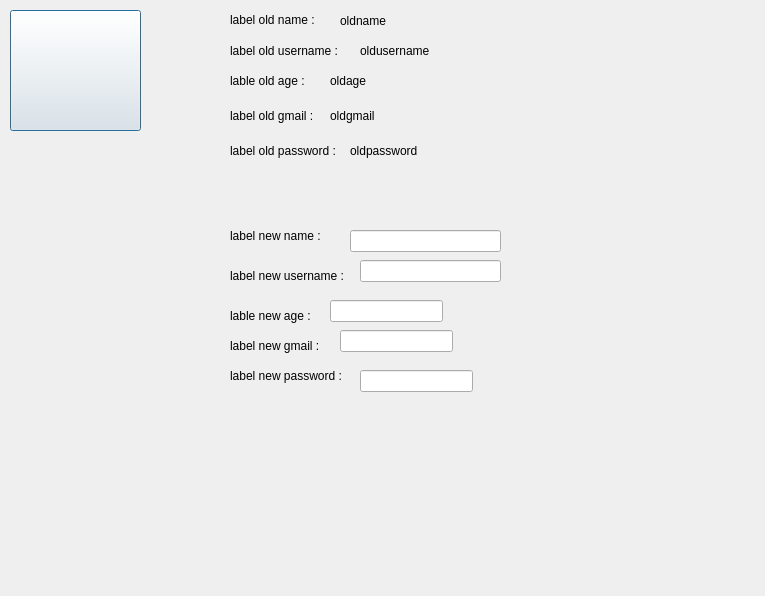
Qt form social-network/editprofile.ui (mmohammadi83/social-network) before a commit.
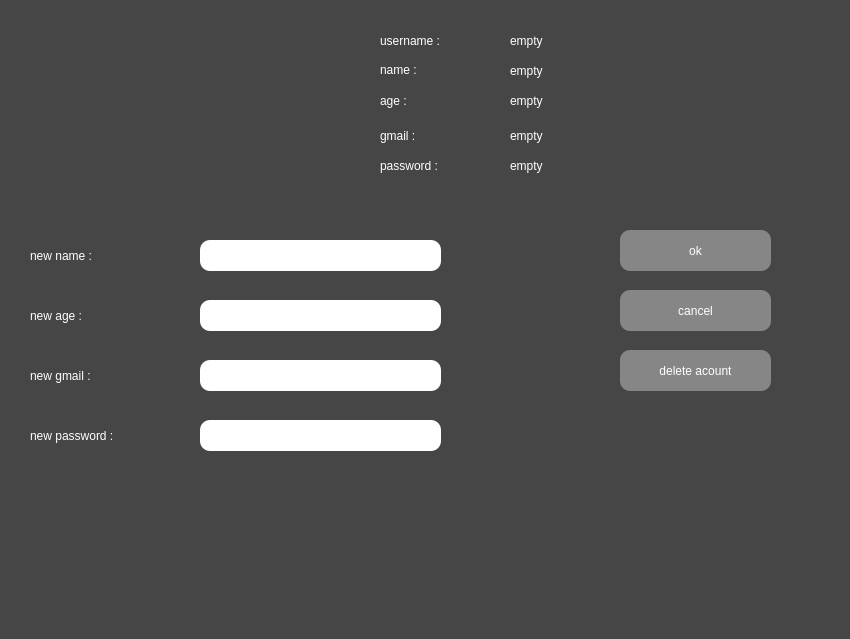
The same form after that commit.

```diff
--- a/social-network/editprofile.ui
+++ b/social-network/editprofile.ui
@@ -6,22 +6,31 @@
    <rect>
     <x>0</x>
     <y>0</y>
-    <width>765</width>
-    <height>596</height>
+    <width>850</width>
+    <height>639</height>
    </rect>
   </property>
   <property name="windowTitle">
    <string>Dialog</string>
   </property>
+  <property name="styleSheet">
+   <string notr="true">background-color: rgb(70, 70, 70);
+color: rgb(255, 255, 255);
+border-radius: 10px;
+font: 25 12pt &quot;Microsoft JhengHei UI Light&quot;;</string>
+  </property>
   <widget class="QPushButton" name="profile">
    <property name="geometry">
     <rect>
-     <x>10</x>
-     <y>10</y>
-     <width>131</width>
-     <height>121</height>
+     <x>70</x>
+     <y>30</y>
+     <width>181</width>
+     <height>161</height>
     </rect>
    </property>
+   <property name="styleSheet">
+    <string notr="true">border-radius: 85px;</string>
+   </property>
    <property name="text">
     <string/>
    </property>
@@ -29,246 +38,290 @@
   <widget class="QLabel" name="label">
    <property name="geometry">
     <rect>
-     <x>230</x>
-     <y>10</y>
+     <x>380</x>
+     <y>60</y>
      <width>121</width>
      <height>20</height>
     </rect>
    </property>
    <property name="text">
-    <string>label old name :</string>
+    <string>name :</string>
    </property>
   </widget>
   <widget class="QLabel" name="label_2">
    <property name="geometry">
     <rect>
-     <x>230</x>
-     <y>40</y>
-     <width>161</width>
+     <x>380</x>
+     <y>30</y>
+     <width>91</width>
      <height>21</height>
     </rect>
    </property>
    <property name="text">
-    <string>label old username :</string>
+    <string>username :</string>
    </property>
   </widget>
   <widget class="QLabel" name="label_3">
    <property name="geometry">
     <rect>
-     <x>230</x>
-     <y>70</y>
-     <width>131</width>
+     <x>380</x>
+     <y>90</y>
+     <width>81</width>
      <height>21</height>
     </rect>
    </property>
    <property name="text">
-    <string>lable old age : </string>
+    <string>age : </string>
    </property>
   </widget>
   <widget class="QLabel" name="label_4">
    <property name="geometry">
     <rect>
-     <x>230</x>
-     <y>100</y>
-     <width>121</width>
+     <x>380</x>
+     <y>120</y>
+     <width>81</width>
      <height>31</height>
     </rect>
    </property>
    <property name="text">
-    <string>label old gmail :</string>
+    <string>gmail :</string>
    </property>
   </widget>
   <widget class="QLabel" name="label_5">
    <property name="geometry">
     <rect>
-     <x>230</x>
-     <y>130</y>
-     <width>121</width>
-     <height>41</height>
+     <x>380</x>
+     <y>150</y>
+     <width>91</width>
+     <height>31</height>
     </rect>
    </property>
    <property name="text">
-    <string>label old password :</string>
+    <string>password :</string>
    </property>
   </widget>
   <widget class="QLabel" name="label_6">
    <property name="geometry">
     <rect>
-     <x>230</x>
-     <y>220</y>
+     <x>30</x>
+     <y>240</y>
      <width>111</width>
      <height>31</height>
     </rect>
    </property>
    <property name="text">
-    <string>label new name :</string>
-   </property>
-  </widget>
-  <widget class="QLabel" name="label_7">
-   <property name="geometry">
-    <rect>
-     <x>230</x>
-     <y>260</y>
-     <width>151</width>
-     <height>31</height>
-    </rect>
-   </property>
-   <property name="text">
-    <string>label new username :</string>
+    <string>new name :</string>
    </property>
   </widget>
   <widget class="QLabel" name="label_8">
    <property name="geometry">
     <rect>
-     <x>230</x>
+     <x>30</x>
      <y>300</y>
      <width>111</width>
      <height>31</height>
     </rect>
    </property>
    <property name="text">
-    <string>lable new age :</string>
+    <string>new age :</string>
    </property>
   </widget>
   <widget class="QLabel" name="label_9">
    <property name="geometry">
     <rect>
-     <x>230</x>
-     <y>330</y>
+     <x>30</x>
+     <y>360</y>
      <width>141</width>
      <height>31</height>
     </rect>
    </property>
    <property name="text">
-    <string>label new gmail :</string>
+    <string>new gmail :</string>
    </property>
   </widget>
   <widget class="QLabel" name="label_10">
    <property name="geometry">
     <rect>
-     <x>230</x>
-     <y>360</y>
+     <x>30</x>
+     <y>420</y>
      <width>151</width>
      <height>31</height>
     </rect>
    </property>
    <property name="text">
-    <string>label new password :</string>
+    <string>new password :</string>
    </property>
   </widget>
   <widget class="QLineEdit" name="linenewname">
    <property name="geometry">
     <rect>
-     <x>350</x>
-     <y>230</y>
-     <width>151</width>
-     <height>22</height>
+     <x>200</x>
+     <y>240</y>
+     <width>241</width>
+     <height>31</height>
     </rect>
    </property>
-  </widget>
-  <widget class="QLineEdit" name="linenewusername">
-   <property name="geometry">
-    <rect>
-     <x>360</x>
-     <y>260</y>
-     <width>141</width>
-     <height>22</height>
-    </rect>
+   <property name="styleSheet">
+    <string notr="true">background-color: rgb(255, 255, 255);
+color: rgb(0, 0, 0);</string>
    </property>
   </widget>
   <widget class="QLineEdit" name="linenewage">
    <property name="geometry">
     <rect>
-     <x>330</x>
+     <x>200</x>
      <y>300</y>
-     <width>113</width>
-     <height>22</height>
+     <width>241</width>
+     <height>31</height>
     </rect>
    </property>
+   <property name="styleSheet">
+    <string notr="true">background-color: rgb(255, 255, 255);
+color: rgb(0, 0, 0);</string>
+   </property>
   </widget>
   <widget class="QLineEdit" name="linenewgmail">
    <property name="geometry">
     <rect>
-     <x>340</x>
-     <y>330</y>
-     <width>113</width>
-     <height>22</height>
+     <x>200</x>
+     <y>360</y>
+     <width>241</width>
+     <height>31</height>
     </rect>
    </property>
+   <property name="styleSheet">
+    <string notr="true">background-color: rgb(255, 255, 255);
+color: rgb(0, 0, 0);</string>
+   </property>
   </widget>
   <widget class="QLineEdit" name="linenewpassword">
    <property name="geometry">
     <rect>
-     <x>360</x>
-     <y>370</y>
-     <width>113</width>
-     <height>22</height>
+     <x>200</x>
+     <y>420</y>
+     <width>241</width>
+     <height>31</height>
     </rect>
    </property>
+   <property name="styleSheet">
+    <string notr="true">background-color: rgb(255, 255, 255);
+color: rgb(0, 0, 0);</string>
+   </property>
   </widget>
   <widget class="QLabel" name="labeloldname">
    <property name="geometry">
     <rect>
-     <x>340</x>
-     <y>10</y>
-     <width>111</width>
+     <x>510</x>
+     <y>60</y>
+     <width>151</width>
      <height>21</height>
     </rect>
    </property>
    <property name="text">
-    <string>oldname</string>
+    <string>empty</string>
    </property>
   </widget>
   <widget class="QLabel" name="labeloldusername">
    <property name="geometry">
     <rect>
-     <x>360</x>
-     <y>40</y>
-     <width>121</width>
+     <x>510</x>
+     <y>30</y>
+     <width>151</width>
      <height>21</height>
     </rect>
    </property>
    <property name="text">
-    <string>oldusername</string>
+    <string>empty</string>
    </property>
   </widget>
   <widget class="QLabel" name="labeloldage">
    <property name="geometry">
     <rect>
-     <x>330</x>
-     <y>70</y>
-     <width>91</width>
+     <x>510</x>
+     <y>90</y>
+     <width>151</width>
      <height>21</height>
     </rect>
    </property>
    <property name="text">
-    <string>oldage</string>
+    <string>empty</string>
    </property>
   </widget>
   <widget class="QLabel" name="labeloldgmail">
    <property name="geometry">
     <rect>
-     <x>330</x>
-     <y>100</y>
-     <width>91</width>
+     <x>510</x>
+     <y>120</y>
+     <width>151</width>
      <height>31</height>
     </rect>
    </property>
    <property name="text">
-    <string>oldgmail</string>
+    <string>empty</string>
    </property>
   </widget>
   <widget class="QLabel" name="labeloldpassword">
    <property name="geometry">
     <rect>
-     <x>350</x>
-     <y>130</y>
-     <width>121</width>
+     <x>510</x>
+     <y>150</y>
+     <width>151</width>
+     <height>31</height>
+    </rect>
+   </property>
+   <property name="text">
+    <string>empty</string>
+   </property>
+  </widget>
+  <widget class="QPushButton" name="ok">
+   <property name="geometry">
+    <rect>
+     <x>620</x>
+     <y>230</y>
+     <width>151</width>
      <height>41</height>
     </rect>
    </property>
+   <property name="styleSheet">
+    <string notr="true">background-color: rgb(134, 134, 134);
+</string>
+   </property>
    <property name="text">
-    <string>oldpassword</string>
+    <string>ok</string>
+   </property>
+  </widget>
+  <widget class="QPushButton" name="cancel">
+   <property name="geometry">
+    <rect>
+     <x>620</x>
+     <y>290</y>
+     <width>151</width>
+     <height>41</height>
+    </rect>
+   </property>
+   <property name="styleSheet">
+    <string notr="true">background-color: rgb(134, 134, 134);
+</string>
+   </property>
+   <property name="text">
+    <string>cancel</string>
+   </property>
+  </widget>
+  <widget class="QPushButton" name="deleteAcount">
+   <property name="geometry">
+    <rect>
+     <x>620</x>
+     <y>350</y>
+     <width>151</width>
+     <height>41</height>
+    </rect>
+   </property>
+   <property name="styleSheet">
+    <string notr="true">background-color: rgb(134, 134, 134);
+</string>
+   </property>
+   <property name="text">
+    <string>delete acount</string>
    </property>
   </widget>
  </widget>
```
